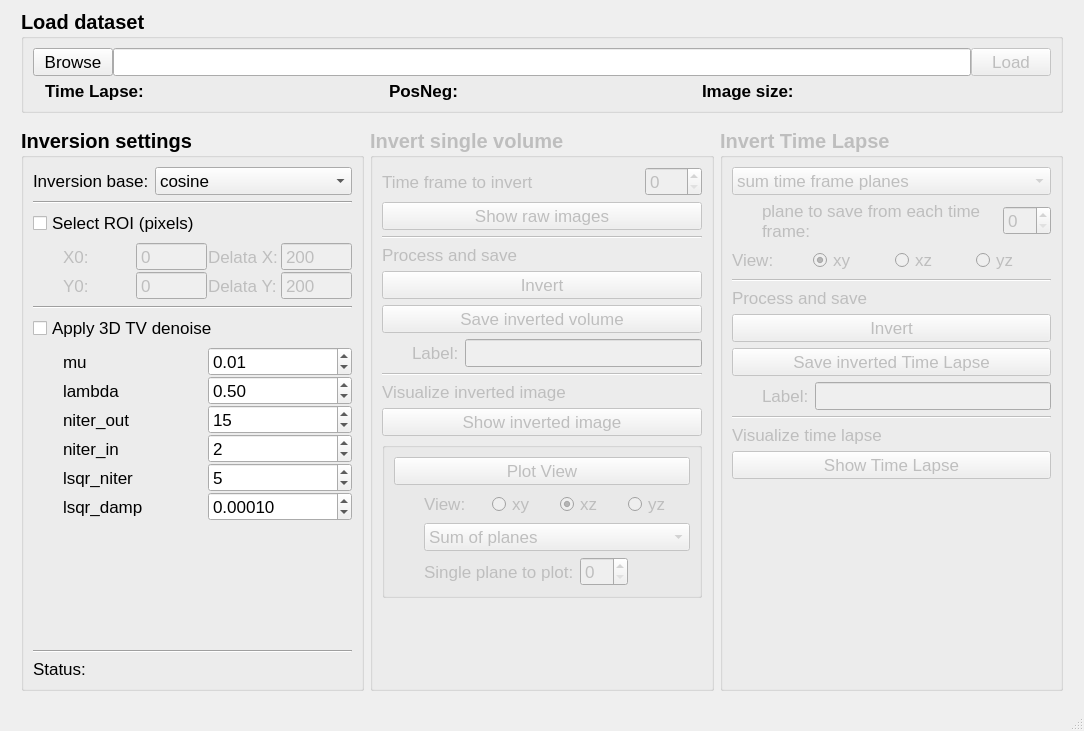
marccv/smSVIM, file smSVIM_microscope_analyser/analyser_6090.ui: the form before one commit.
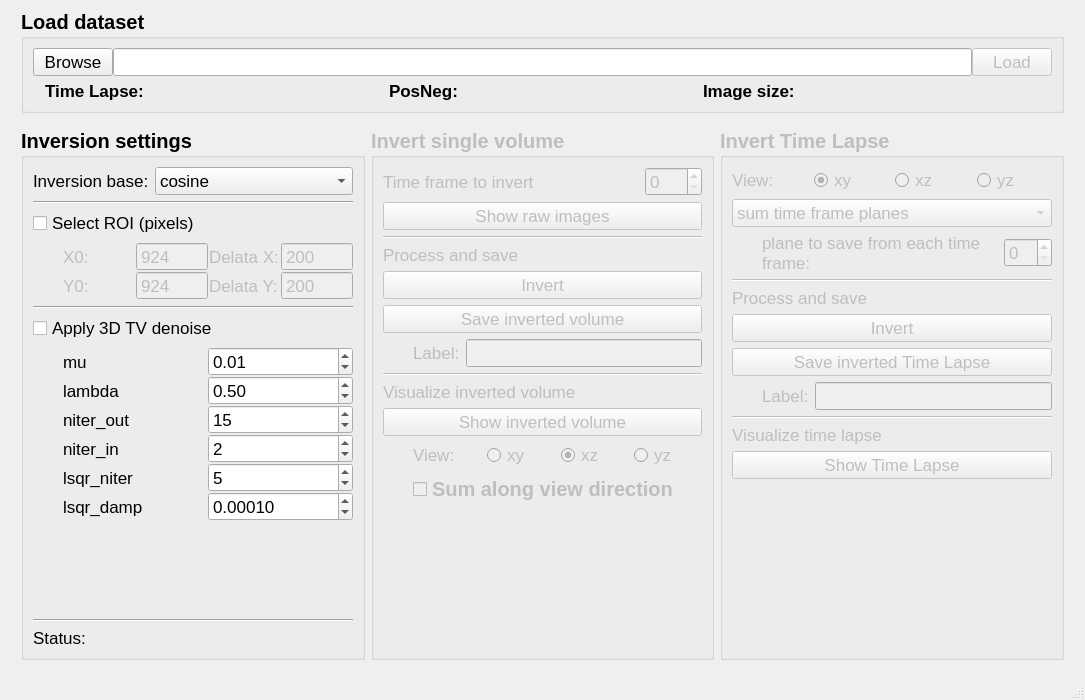
The form after the commit.

What changed in the file:
```diff
--- a/smSVIM_microscope_analyser/analyser_6090.ui
+++ b/smSVIM_microscope_analyser/analyser_6090.ui
@@ -6,8 +6,8 @@
    <rect>
     <x>0</x>
     <y>0</y>
-    <width>1084</width>
-    <height>731</height>
+    <width>1085</width>
+    <height>700</height>
    </rect>
   </property>
   <property name="windowTitle">
@@ -325,6 +325,9 @@
                  <property name="maximum">
                   <number>99999</number>
                  </property>
+                 <property name="value">
+                  <number>924</number>
+                 </property>
                 </widget>
                </item>
                <item row="0" column="0">
@@ -369,6 +372,9 @@
                  <property name="maximum">
                   <number>99999</number>
                  </property>
+                 <property name="value">
+                  <number>924</number>
+                 </property>
                 </widget>
                </item>
                <item row="1" column="2">
@@ -662,6 +668,81 @@
             <string>Invert Time Lapse</string>
            </property>
            <layout class="QVBoxLayout" name="verticalLayout_4">
+            <item>
+             <layout class="QHBoxLayout" name="horizontalLayout_2">
+              <property name="topMargin">
+               <number>0</number>
+              </property>
+              <item>
+               <widget class="QLabel" name="label_tlview">
+                <property name="font">
+                 <font>
+                  <pointsize>13</pointsize>
+                  <weight>50</weight>
+                  <bold>false</bold>
+                 </font>
+                </property>
+                <property name="text">
+                 <string>View:</string>
+                </property>
+               </widget>
+              </item>
+              <item>
+               <widget class="QRadioButton" name="radioButton_xy">
+                <property name="enabled">
+                 <bool>false</bool>
+                </property>
+                <property name="font">
+                 <font>
+                  <pointsize>13</pointsize>
+                  <weight>50</weight>
+                  <bold>false</bold>
+                 </font>
+                </property>
+                <property name="text">
+                 <string>xy</string>
+                </property>
+                <property name="checked">
+                 <bool>true</bool>
+                </property>
+               </widget>
+              </item>
+              <item>
+               <widget class="QRadioButton" name="radioButton_xz">
+                <property name="enabled">
+                 <bool>false</bool>
+                </property>
+                <property name="font">
+                 <font>
+                  <pointsize>13</pointsize>
+                  <weight>50</weight>
+                  <bold>false</bold>
+                 </font>
+                </property>
+                <property name="text">
+                 <string>xz</string>
+                </property>
+               </widget>
+              </item>
+              <item>
+               <widget class="QRadioButton" name="radioButton_yz">
+                <property name="enabled">
+                 <bool>false</bool>
+                </property>
+                <property name="font">
+                 <font>
+                  <pointsize>13</pointsize>
+                  <weight>50</weight>
+                  <bold>false</bold>
+                 </font>
+                </property>
+                <property name="text">
+                 <string>yz</string>
+                </property>
+               </widget>
+              </item>
+             </layout>
+            </item>
             <item>
              <widget class="QComboBox" name="comboBox_time_lapse_mode">
               <property name="font">
@@ -724,81 +805,6 @@
               </item>
              </layout>
             </item>
-            <item>
-             <layout class="QHBoxLayout" name="horizontalLayout_2">
-              <property name="topMargin">
-               <number>0</number>
-              </property>
-              <item>
-               <widget class="QLabel" name="label_tlview">
-                <property name="font">
-                 <font>
-                  <pointsize>13</pointsize>
-                  <weight>50</weight>
-                  <bold>false</bold>
-                 </font>
-                </property>
-                <property name="text">
-                 <string>View:</string>
-                </property>
-               </widget>
-              </item>
-              <item>
-               <widget class="QRadioButton" name="radioButton_xy">
-                <property name="enabled">
-                 <bool>false</bool>
-                </property>
-                <property name="font">
-                 <font>
-                  <pointsize>13</pointsize>
-                  <weight>50</weight>
-                  <bold>false</bold>
-                 </font>
-                </property>
-                <property name="text">
-                 <string>xy</string>
-                </property>
-                <property name="checked">
-                 <bool>true</bool>
-                </property>
-               </widget>
-              </item>
-              <item>
-               <widget class="QRadioButton" name="radioButton_xz">
-                <property name="enabled">
-                 <bool>false</bool>
-                </property>
-                <property name="font">
-                 <font>
-                  <pointsize>13</pointsize>
-                  <weight>50</weight>
-                  <bold>false</bold>
-                 </font>
-                </property>
-                <property name="text">
-                 <string>xz</string>
-                </property>
-               </widget>
-              </item>
-              <item>
-               <widget class="QRadioButton" name="radioButton_yz">
-                <property name="enabled">
-                 <bool>false</bool>
-                </property>
-                <property name="font">
-                 <font>
-                  <pointsize>13</pointsize>
-                  <weight>50</weight>
-                  <bold>false</bold>
-                 </font>
-                </property>
-                <property name="text">
-                 <string>yz</string>
-                </property>
-               </widget>
-              </item>
-             </layout>
-            </item>
             <item>
              <widget class="Line" name="line_5">
               <property name="orientation">
@@ -1127,7 +1133,7 @@
                </font>
               </property>
               <property name="text">
-               <string>Visualize inverted image</string>
+               <string>Visualize inverted volume</string>
               </property>
              </widget>
             </item>
@@ -1141,30 +1147,7 @@
                </font>
               </property>
               <property name="text">
-               <string>Show inverted image</string>
-              </property>
-             </widget>
-            </item>
-            <item>
-             <widget class="QGroupBox" name="groupBox_plot">
-              <property name="enabled">
-               <bool>false</bool>
-              </property>
-              <property name="title">
-               <string/>
-              </property>
-              <layout class="QVBoxLayout" name="verticalLayout_3">
-               <item>
-                <widget class="QPushButton" name="pushButton_show_inverted_xz">
-                 <property name="font">
-                  <font>
-                   <pointsize>13</pointsize>
-                   <weight>50</weight>
-                   <bold>false</bold>
-                  </font>
-                 </property>
-                 <property name="text">
-                  <string>Plot View</string>
+               <string>Show inverted volume</string>
                  </property>
                 </widget>
                </item>
@@ -1249,81 +1232,13 @@
                   <number>0</number>
                  </property>
                  <item row="0" column="0">
-                  <widget class="QComboBox" name="comboBox">
-                   <property name="font">
-                    <font>
-                     <pointsize>13</pointsize>
-                     <weight>50</weight>
-                     <bold>false</bold>
-                    </font>
-                   </property>
-                   <item>
+               <widget class="QCheckBox" name="checkBox_plot_sum">
                     <property name="text">
-                     <string>Sum of planes</string>
-                    </property>
-                   </item>
-                   <item>
-                    <property name="text">
-                     <string>Single plane</string>
-                    </property>
-                   </item>
+                 <string>Sum along view direction</string>
+                </property>
                   </widget>
                  </item>
                 </layout>
-               </item>
-               <item>
-                <layout class="QGridLayout" name="gridLayout_17" columnstretch="0,0,0">
-                 <property name="leftMargin">
-                  <number>30</number>
-                 </property>
-                 <property name="topMargin">
-                  <number>0</number>
-                 </property>
-                 <property name="rightMargin">
-                  <number>0</number>
-                 </property>
-                 <item row="0" column="1">
-                  <widget class="QSpinBox" name="spinBox">
-                   <property name="font">
-                    <font>
-                     <pointsize>13</pointsize>
-                     <weight>50</weight>
-                     <bold>false</bold>
-                    </font>
-                   </property>
-                  </widget>
-                 </item>
-                 <item row="0" column="0">
-                  <widget class="QLabel" name="label_21">
-                   <property name="font">
-                    <font>
-                     <pointsize>13</pointsize>
-                     <weight>50</weight>
-                     <bold>false</bold>
-                    </font>
-                   </property>
-                   <property name="text">
-                    <string>Single plane to plot:</string>
-                   </property>
-                  </widget>
-                 </item>
-                 <item row="0" column="2">
-                  <spacer name="horizontalSpacer">
-                   <property name="orientation">
-                    <enum>Qt::Horizontal</enum>
-                   </property>
-                   <property name="sizeHint" stdset="0">
-                    <size>
-                     <width>40</width>
-                     <height>20</height>
-                    </size>
-                   </property>
-                  </spacer>
-                 </item>
-                </layout>
-               </item>
-              </layout>
-             </widget>
             </item>
             <item>
              <spacer name="verticalSpacer_5">
```
Left out of the diff: 8 changed lines with no effect on the pictures. Lines whose indentation alone changed are shown as unchanged.
